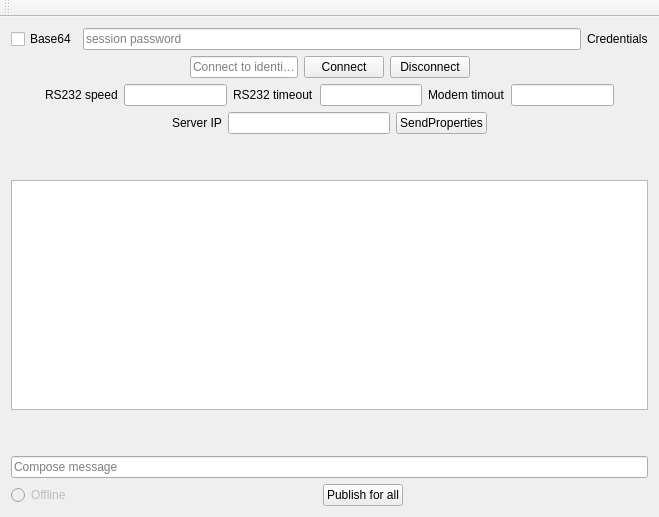
blabu/CommunicationUI, file mainwindow.ui: the form before one commit.
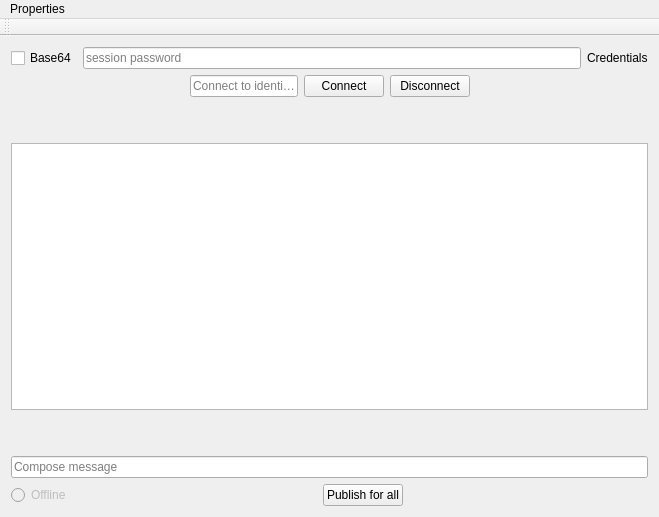
The form after the commit.

Commit message: move send propereties into single window by action

Diff of the .ui file:
```diff
--- a/mainwindow.ui
+++ b/mainwindow.ui
@@ -161,113 +161,6 @@
         </item>
        </layout>
       </item>
-      <item>
-       <layout class="QHBoxLayout" name="horizontalLayout_5">
-        <item>
-         <spacer name="horizontalSpacer_6">
-          <property name="orientation">
-           <enum>Qt::Horizontal</enum>
-          </property>
-          <property name="sizeHint" stdset="0">
-           <size>
-            <width>40</width>
-            <height>20</height>
-           </size>
-          </property>
-         </spacer>
-        </item>
-        <item>
-         <widget class="QLabel" name="label">
-          <property name="text">
-           <string>RS232 speed</string>
-          </property>
-         </widget>
-        </item>
-        <item>
-         <widget class="QLineEdit" name="baudrate"/>
-        </item>
-        <item>
-         <widget class="QLabel" name="label_3">
-          <property name="text">
-           <string>RS232 timeout</string>
-          </property>
-         </widget>
-        </item>
-        <item>
-         <widget class="QLineEdit" name="rs232Timeout"/>
-        </item>
-        <item>
-         <widget class="QLabel" name="label_4">
-          <property name="text">
-           <string>Modem timout</string>
-          </property>
-         </widget>
-        </item>
-        <item>
-         <widget class="QLineEdit" name="modemTimeout"/>
-        </item>
-        <item>
-         <spacer name="horizontalSpacer_3">
-          <property name="orientation">
-           <enum>Qt::Horizontal</enum>
-          </property>
-          <property name="sizeHint" stdset="0">
-           <size>
-            <width>40</width>
-            <height>20</height>
-           </size>
-          </property>
-         </spacer>
-        </item>
-       </layout>
-      </item>
-      <item>
-       <layout class="QHBoxLayout" name="horizontalLayout_6">
-        <item>
-         <spacer name="horizontalSpacer_7">
-          <property name="orientation">
-           <enum>Qt::Horizontal</enum>
-          </property>
-          <property name="sizeHint" stdset="0">
-           <size>
-            <width>40</width>
-            <height>20</height>
-           </size>
-          </property>
-         </spacer>
-        </item>
-        <item>
-         <widget class="QLabel" name="label_5">
-          <property name="text">
-           <string>Server IP</string>
-          </property>
-         </widget>
-        </item>
-        <item>
-         <widget class="QLineEdit" name="newServer"/>
-        </item>
-        <item>
-         <widget class="QPushButton" name="sendProp">
-          <property name="text">
-           <string>SendProperties</string>
-          </property>
-         </widget>
-        </item>
-        <item>
-         <spacer name="horizontalSpacer_8">
-          <property name="orientation">
-           <enum>Qt::Horizontal</enum>
-          </property>
-          <property name="sizeHint" stdset="0">
-           <size>
-            <width>40</width>
-            <height>20</height>
-           </size>
-          </property>
-         </spacer>
-        </item>
-       </layout>
-      </item>
       <item>
        <spacer name="verticalSpacer_2">
         <property name="orientation">
@@ -333,6 +226,13 @@
      <height>23</height>
     </rect>
    </property>
+   <widget class="QMenu" name="menuSendProperties">
+    <property name="title">
+     <string>Properties</string>
+    </property>
+    <addaction name="actionSend"/>
+   </widget>
+   <addaction name="menuSendProperties"/>
   </widget>
   <widget class="QToolBar" name="mainToolBar">
    <attribute name="toolBarArea">
```
Left out of the diff: 5 changed lines with no effect on the pictures. The commit also changes 19 other files.
